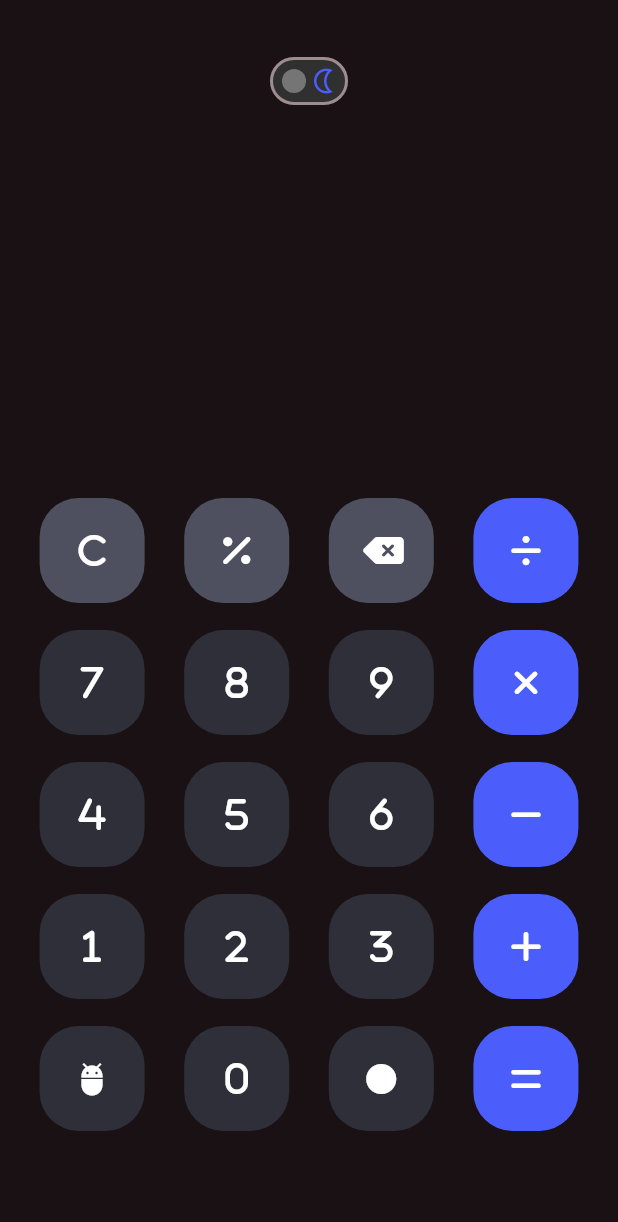
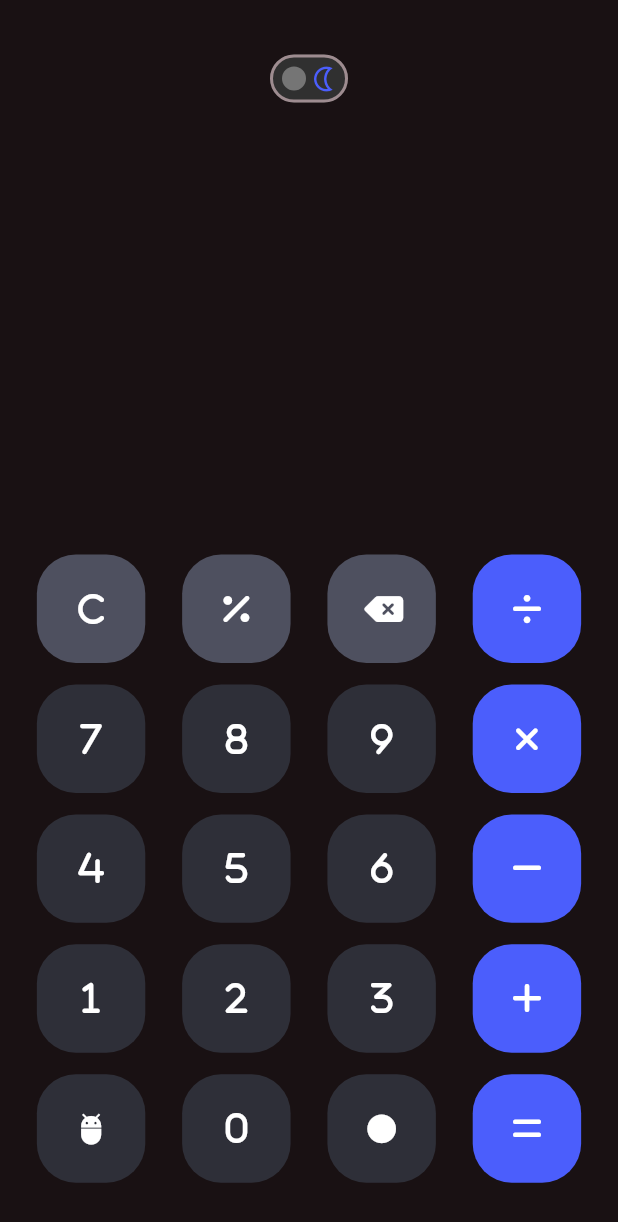
Before and after one commit to Polymath000/Calculator, a Flutter app: the screen it shows after launch, on a phone screen of 412 x 824 dp. Shown: the top 1222 px of the screen. Run offline on Flutter 3.47's test engine with Material 3 defaults, Android fonts, the phone set to English and light mode, and no system bars; our stand-ins replace flutter_screenutil, font_awesome_flutter.

Commit message:
more responsive

```diff
--- a/lib/Widget/custom_buttom.dart
+++ b/lib/Widget/custom_buttom.dart
@@ -2,6 +2,7 @@ import 'package:calculater/provider/mode_provider.dart';
 import 'package:calculater/provider/operation_provider.dart';
 import 'package:calculater/theme/material_color.dart';
 import 'package:flutter/material.dart';
+import 'package:flutter_screenutil/flutter_screenutil.dart';
 import 'package:provider/provider.dart';
 
 class CustomButtom extends StatelessWidget {
@@ -14,15 +15,20 @@ class CustomButtom extends StatelessWidget {
   @override
   Widget build(BuildContext context) {
     Color color = getColor(context, icon);
-    return GestureDetector(
+    return ScreenUtilInit(
+      designSize: const Size(360, 690),
+      minTextAdapt: true,
+      splitScreenMode: true,
+      builder: (_, child) => GestureDetector(
         onTap: () {
           Provider.of<OperationProvider>(context, listen: false)
               .changeOperationField(icon: icon);
         },
         child: Container(
-        margin: const EdgeInsets.symmetric(vertical: 9),
-        height: 70,
-        width: 70,
+          margin: EdgeInsets.symmetric(vertical: 6.h,),
+
+          height: MediaQuery.of(context).size.width / 5.7,
+          width: MediaQuery.of(context).size.width / 5.7,
           decoration: BoxDecoration(
             color: color,
             borderRadius: BorderRadius.circular(26),
@@ -35,6 +41,8 @@ class CustomButtom extends StatelessWidget {
                   : (Provider.of<ModeProvider>(context).isChange
                       ? const Color.fromARGB(255, 255, 255, 255)
                       : Colors.black),
+              size: 20.sp,
+            ),
           ),
         ),
       ),
--- a/lib/Widget/dark_light_mode.dart
+++ b/lib/Widget/dark_light_mode.dart
@@ -1,5 +1,6 @@
 import 'package:calculater/provider/mode_provider.dart';
 import 'package:flutter/material.dart';
+import 'package:flutter_screenutil/flutter_screenutil.dart';
 import 'package:provider/provider.dart';
 
 class DarkLightMode extends StatefulWidget {
@@ -14,13 +15,17 @@ class _DarkLightModeState extends State<DarkLightMode> {
 
   @override
   Widget build(BuildContext context) {
-    return Align(
+    return ScreenUtilInit(
+      designSize: const Size(360, 690),
+      minTextAdapt: true,
+      splitScreenMode: true,
+      builder: (_, child) => Align(
         alignment: Alignment.center,
         child: Stack(
           alignment: Alignment.centerLeft,
           children: [
             SizedBox(
-            width: 120,
+              width: 120.w,
               child: Switch(
                   activeColor: const Color(0xffD2D3DA),
                   activeTrackColor: Colors.white,
@@ -36,15 +41,18 @@ class _DarkLightModeState extends State<DarkLightMode> {
                   }),
             ),
             Positioned(
-            left: !isChange ? 60.0 : 37.0,
+              left: !isChange ? 60.0.w : 40.0.w,
               child: Icon(
-              !isChange ? Icons.nightlight_outlined : Icons.light_mode_outlined,
+                !isChange
+                    ? Icons.nightlight_outlined
+                    : Icons.light_mode_outlined,
                 color: const Color(0xff4B5EFC),
-              size: 20.0,
+                size: 20,
               ),
             )
           ],
         ),
+      ),
     );
   }
 }
--- a/lib/Widget/home_page_body.dart
+++ b/lib/Widget/home_page_body.dart
@@ -11,21 +11,16 @@ class HomePageBody extends StatelessWidget {
 
   @override
   Widget build(BuildContext context) {
-    return Align(
-      // alignment: Alignment.bottomCenter,
-      child: Center(
+    return Center(
       child: Column(
-          crossAxisAlignment: CrossAxisAlignment.start,
+        mainAxisAlignment: MainAxisAlignment.spaceEvenly,
         children: [
-            const SizedBox(
-              height: 30,
-            ),
           const DarkLightMode(),
-            InputTextField(
-            ),
-            OutputTextField(
-            ),
-            const Row(
+          InputTextField(),
+          OutputTextField(),
+          const Column(
+            children: [
+              Row(
                 mainAxisAlignment: MainAxisAlignment.spaceEvenly,
                 children: [
                   CustomButtom(
@@ -42,7 +37,7 @@ class HomePageBody extends StatelessWidget {
                   ),
                 ],
               ),
-            const Row(
+              Row(
                 mainAxisAlignment: MainAxisAlignment.spaceEvenly,
                 children: [
                   CustomButtom(
@@ -59,7 +54,7 @@ class HomePageBody extends StatelessWidget {
                   ),
                 ],
               ),
-            const Row(
+              Row(
                 mainAxisAlignment: MainAxisAlignment.spaceEvenly,
                 children: [
                   CustomButtom(
@@ -76,7 +71,7 @@ class HomePageBody extends StatelessWidget {
                   ),
                 ],
               ),
-            const Row(
+              Row(
                 mainAxisAlignment: MainAxisAlignment.spaceEvenly,
                 children: [
                   CustomButtom(
@@ -93,7 +88,7 @@ class HomePageBody extends StatelessWidget {
                   ),
                 ],
               ),
-            const Row(
+              Row(
                 mainAxisAlignment: MainAxisAlignment.spaceEvenly,
                 children: [
                   CustomButtom(
@@ -112,6 +107,7 @@ class HomePageBody extends StatelessWidget {
               ),
             ],
           ),
+        ],
       ),
     );
   }
--- a/lib/Widget/text_field.dart
+++ b/lib/Widget/text_field.dart
@@ -1,6 +1,7 @@
 import 'package:calculater/provider/mode_provider.dart';
 import 'package:calculater/provider/operation_provider.dart';
 import 'package:flutter/material.dart';
+import 'package:flutter_screenutil/flutter_screenutil.dart';
 import 'package:provider/provider.dart';
 
 class InputTextField extends StatefulWidget {
@@ -37,7 +38,11 @@ class _InputTextFieldState extends State<InputTextField> {
 
   @override
   Widget build(BuildContext context) {
-    return Opacity(
+    return ScreenUtilInit(
+      designSize: const Size(360, 690),
+      minTextAdapt: true,
+      splitScreenMode: true,
+      builder: (_, child) => Opacity(
         opacity: 0.4,
         child: TextFormField(
           controller: myController,
@@ -47,7 +52,7 @@ class _InputTextFieldState extends State<InputTextField> {
           autofocus: true,
           textAlign: TextAlign.end,
           style: TextStyle(
-          fontSize: 50,
+            fontSize: 30.sp,
             color: !Provider.of<ModeProvider>(context).isChange
                 ? Colors.black
                 : Colors.white,
@@ -56,7 +61,7 @@ class _InputTextFieldState extends State<InputTextField> {
           decoration: InputDecoration(
             // hintText: myController.text,
             hintStyle: TextStyle(
-            fontSize: 50,
+              fontSize: 30.sp,
               color: !Provider.of<ModeProvider>(context).isChange
                   ? Colors.black
                   : Colors.white,
@@ -74,6 +79,7 @@ class _InputTextFieldState extends State<InputTextField> {
             disabledBorder: const OutlineInputBorder(
               borderSide: BorderSide(
                 style: BorderStyle.none,
+              ),
             ),
           ),
         ),
@@ -116,7 +122,11 @@ class _OutputTextFieldState extends State<OutputTextField> {
 
   @override
   Widget build(BuildContext context) {
-    return Opacity(
+    return ScreenUtilInit(
+       designSize: const Size(360, 690),
+      minTextAdapt: true,
+      splitScreenMode: true,
+      builder: (_, child) => Opacity(
         opacity: 1,
         child: TextFormField(
           controller: myController,
@@ -125,7 +135,7 @@ class _OutputTextFieldState extends State<OutputTextField> {
           showCursor: false,
           textAlign: TextAlign.end,
           style: TextStyle(
-          fontSize: 70,
+            fontSize: 50.sp,
             color: !Provider.of<ModeProvider>(context).isChange
                 ? Colors.black
                 : Colors.white,
@@ -134,7 +144,7 @@ class _OutputTextFieldState extends State<OutputTextField> {
           decoration: InputDecoration(
             hintText: myController.text,
             hintStyle: TextStyle(
-            fontSize: 70,
+              fontSize: 50.sp,
               color: !Provider.of<ModeProvider>(context).isChange
                   ? Colors.black
                   : Colors.white,
@@ -156,6 +166,7 @@ class _OutputTextFieldState extends State<OutputTextField> {
             ),
           ),
         ),
+      ),
     );
   }
 }
--- a/pubspec.yaml
+++ b/pubspec.yaml
@@ -10,6 +10,7 @@ dependencies:
   flutter:
     sdk: flutter
   flutter_bloc: ^8.1.6
+  flutter_screenutil: ^5.9.3
   font_awesome_flutter: ^10.7.0
   intl: ^0.19.0
   provider: ^6.1.2
```
Also changed, not shown: pubspec.lock. Lines whose indentation alone changed are shown as unchanged.
